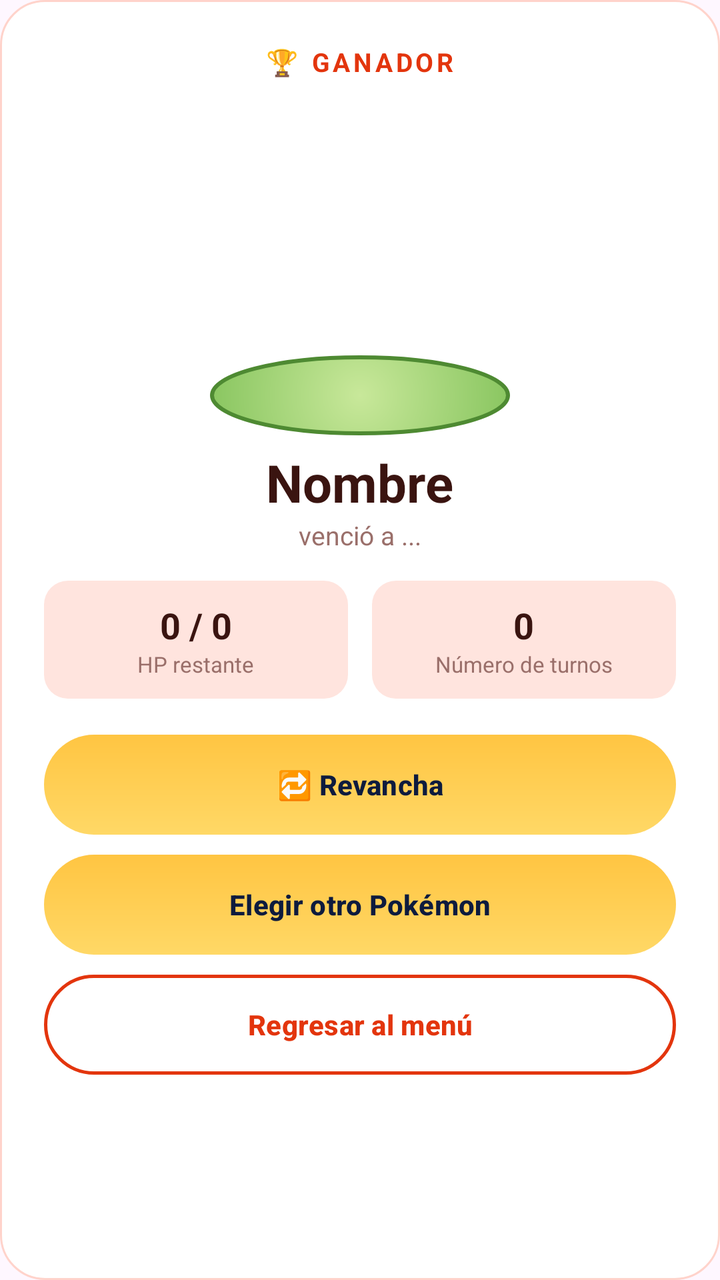
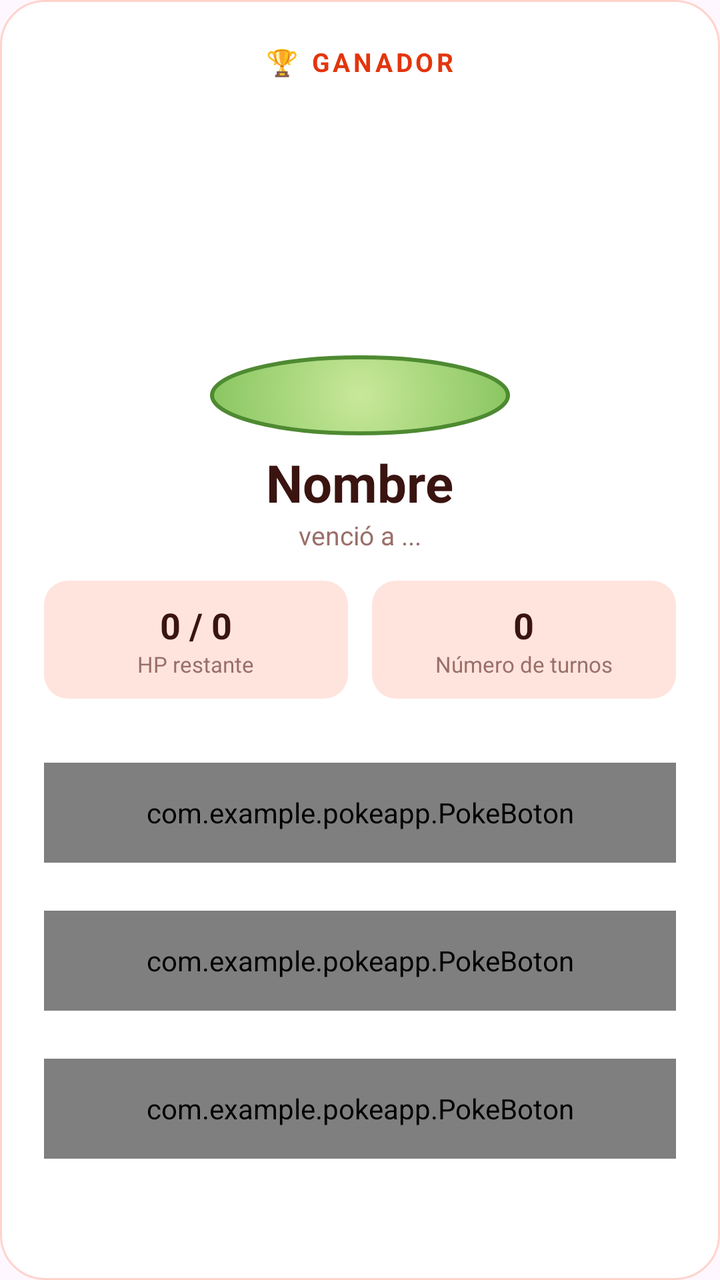

The first picture is an Android layout as it rendered before a commit; the second is the same layout after the commit. The layout source and the unified diff follow.
<!-- AndroidManifest.xml: application theme Theme.POKEApp -->
<!-- res/layout/dialog_ganador.xml -->
<?xml version="1.0" encoding="utf-8"?>
<LinearLayout xmlns:android="http://schemas.android.com/apk/res/android"
    android:layout_width="match_parent"
    android:layout_height="wrap_content"
    android:orientation="vertical"
    android:gravity="center_horizontal"
    android:background="@drawable/bg_card_menu"
    android:padding="22dp">

    <TextView
        android:layout_width="wrap_content"
        android:layout_height="wrap_content"
        android:text="🏆 GANADOR"
        android:textColor="@color/menu_red"
        android:textSize="13sp"
        android:textStyle="bold"
        android:letterSpacing="0.12" />

    <FrameLayout
        android:layout_width="170dp"
        android:layout_height="170dp"
        android:layout_marginTop="8dp">

        <View
            android:layout_width="150dp"
            android:layout_height="40dp"
            android:layout_gravity="center_horizontal|bottom"
            android:background="@drawable/bg_battle_platform" />

        <ImageView
            android:id="@+id/imgGanador"
            android:layout_width="150dp"
            android:layout_height="150dp"
            android:layout_gravity="center_horizontal|top"
            android:scaleType="fitCenter"
            android:contentDescription="Pokémon ganador" />
    </FrameLayout>

    <TextView
        android:id="@+id/tvGanador"
        android:layout_width="wrap_content"
        android:layout_height="wrap_content"
        android:layout_marginTop="6dp"
        android:text="Nombre"
        android:textColor="@color/menu_text"
        android:textSize="26sp"
        android:textStyle="bold" />

    <TextView
        android:id="@+id/tvContra"
        android:layout_width="wrap_content"
        android:layout_height="wrap_content"
        android:text="venció a ..."
        android:textColor="@color/menu_text_soft"
        android:textSize="13sp" />

    
    <LinearLayout
        android:layout_width="match_parent"
        android:layout_height="wrap_content"
        android:layout_marginTop="14dp"
        android:orientation="horizontal">

        <LinearLayout
            android:layout_width="0dp"
            android:layout_height="wrap_content"
            android:layout_weight="1"
            android:layout_marginEnd="6dp"
            android:orientation="vertical"
            android:gravity="center"
            android:background="@drawable/bg_chip_turnos"
            android:padding="10dp">

            <TextView
                android:id="@+id/tvHpGanador"
                android:layout_width="wrap_content"
                android:layout_height="wrap_content"
                android:text="0 / 0"
                android:textColor="@color/menu_text"
                android:textSize="18sp"
                android:textStyle="bold" />

            <TextView
                android:layout_width="wrap_content"
                android:layout_height="wrap_content"
                android:text="HP restante"
                android:textColor="@color/menu_text_soft"
                android:textSize="11sp" />
        </LinearLayout>

        <LinearLayout
            android:layout_width="0dp"
            android:layout_height="wrap_content"
            android:layout_weight="1"
            android:layout_marginStart="6dp"
            android:orientation="vertical"
            android:gravity="center"
            android:background="@drawable/bg_chip_turnos"
            android:padding="10dp">

            <TextView
                android:id="@+id/tvTurnosGanador"
                android:layout_width="wrap_content"
                android:layout_height="wrap_content"
                android:text="0"
                android:textColor="@color/menu_text"
                android:textSize="18sp"
                android:textStyle="bold" />

            <TextView
                android:layout_width="wrap_content"
                android:layout_height="wrap_content"
                android:text="Número de turnos"
                android:textColor="@color/menu_text_soft"
                android:textSize="11sp" />
        </LinearLayout>
    </LinearLayout>

    <Button
        android:id="@+id/btnRevancha"
        android:layout_width="match_parent"
        android:layout_height="50dp"
        android:layout_marginTop="18dp"
        android:background="@drawable/bg_button_primary"
        android:text="🔁 Revancha"
        android:textAllCaps="false"
        android:textColor="@color/poke_blue_dark"
        android:textStyle="bold" />

    <Button
        android:id="@+id/btnElegirOtro"
        android:layout_width="match_parent"
        android:layout_height="50dp"
        android:layout_marginTop="10dp"
        android:background="@drawable/bg_button_primary"
        android:text="Elegir otro Pokémon"
        android:textAllCaps="false"
        android:textColor="@color/poke_blue_dark"
        android:textStyle="bold" />

    <Button
        android:id="@+id/btnMenu"
        android:layout_width="match_parent"
        android:layout_height="50dp"
        android:layout_marginTop="10dp"
        android:background="@drawable/bg_button_menu_logout"
        android:text="Regresar al menú"
        android:textAllCaps="false"
        android:textColor="@color/menu_red"
        android:textStyle="bold" />
</LinearLayout>
<!-- resources referenced by this layout -->
<resources>
  <color name="menu_red">#E3350D</color>
  <color name="menu_text">#3A1410</color>
  <color name="menu_text_soft">#9A6F6A</color>
  <color name="poke_blue_dark">#0D1B3E</color>
  <!-- drawable bg_battle_platform (drawable) -->
  <?xml version="1.0" encoding="utf-8"?>
  <shape xmlns:android="http://schemas.android.com/apk/res/android"
      android:shape="oval">
      <gradient
          android:type="radial"
          android:gradientRadius="90dp"
          android:startColor="#C8E89A"
          android:endColor="#7DBF55" />
      <stroke android:width="2dp" android:color="#4E8A32" />
  </shape>
  <!-- drawable bg_button_menu_logout (drawable) -->
  <?xml version="1.0" encoding="utf-8"?>
  <shape xmlns:android="http://schemas.android.com/apk/res/android">
      <corners android:radius="26dp" />
      <solid android:color="#FFFFFF" />
      <stroke android:width="1.5dp" android:color="@color/menu_red" />
  </shape>
  <!-- drawable bg_button_primary (drawable) -->
  <?xml version="1.0" encoding="utf-8"?>
  <shape xmlns:android="http://schemas.android.com/apk/res/android">
      <corners android:radius="26dp" />
      <gradient
          android:startColor="#FFD866"
          android:endColor="@color/poke_gold"
          android:angle="90" />
  </shape>
  <!-- drawable bg_card_menu (drawable) -->
  <?xml version="1.0" encoding="utf-8"?>
  <shape xmlns:android="http://schemas.android.com/apk/res/android">
      <corners android:radius="22dp" />
      <solid android:color="#FFFFFF" />
      <stroke android:width="1dp" android:color="#FFD3CB" />
  </shape>
  <!-- drawable bg_chip_turnos (drawable) -->
  <?xml version="1.0" encoding="utf-8"?>
  <shape xmlns:android="http://schemas.android.com/apk/res/android"
      android:shape="rectangle">
      <corners android:radius="12dp" />
      <solid android:color="#FFE4DE" />
      <padding android:left="10dp" android:right="10dp" android:top="3dp" android:bottom="3dp" />
  </shape>
  <style name="Theme.POKEApp" parent="Base.Theme.POKEApp">
          
          <item name="materialButtonStyle">@style/Widget.POKEApp.Button</item>
      </style>
  <color name="poke_gold">#FFC542</color>
  <style name="Base.Theme.POKEApp" parent="Theme.Material3.DayNight.NoActionBar">
          
          
      </style>
  <style name="Widget.POKEApp.Button" parent="Widget.Material3.Button">
          <item name="backgroundTint">@null</item>
          <item name="android:insetTop">0dp</item>
          <item name="android:insetBottom">0dp</item>
      </style>
</resources>

<!-- the commit's change to res/layout/dialog_ganador.xml (unified diff, before → after) -->
@@ -1,5 +1,6 @@
 <?xml version="1.0" encoding="utf-8"?>
 <LinearLayout xmlns:android="http://schemas.android.com/apk/res/android"
+    xmlns:app="http://schemas.android.com/apk/res-auto"
     android:layout_width="match_parent"
     android:layout_height="wrap_content"
     android:orientation="vertical"
@@ -116,36 +117,33 @@
         </LinearLayout>
     </LinearLayout>
 
-    <Button
+    <com.example.pokeapp.PokeBoton
         android:id="@+id/btnRevancha"
+        app:tema="jigglypuff"
         android:layout_width="match_parent"
         android:layout_height="50dp"
-        android:layout_marginTop="18dp"
-        android:background="@drawable/bg_button_primary"
+        android:layout_marginTop="32dp"
         android:text="🔁 Revancha"
-        android:textAllCaps="false"
         android:textColor="@color/poke_blue_dark"
         android:textStyle="bold" />
 
-    <Button
+    <com.example.pokeapp.PokeBoton
         android:id="@+id/btnElegirOtro"
+        app:tema="psyduck"
         android:layout_width="match_parent"
         android:layout_height="50dp"
-        android:layout_marginTop="10dp"
-        android:background="@drawable/bg_button_primary"
+        android:layout_marginTop="24dp"
         android:text="Elegir otro Pokémon"
-        android:textAllCaps="false"
         android:textColor="@color/poke_blue_dark"
         android:textStyle="bold" />
 
-    <Button
+    <com.example.pokeapp.PokeBoton
         android:id="@+id/btnMenu"
+        app:tema="snorlax"
         android:layout_width="match_parent"
         android:layout_height="50dp"
-        android:layout_marginTop="10dp"
-        android:background="@drawable/bg_button_menu_logout"
+        android:layout_marginTop="24dp"
         android:text="Regresar al menú"
-        android:textAllCaps="false"
         android:textColor="@color/menu_red"
         android:textStyle="bold" />
 </LinearLayout>
<!-- resource entries referenced after the edit -->
@@ -14,22 +14,6 @@
           android:startColor="#C8E89A"
           android:endColor="#7DBF55" />
       <stroke android:width="2dp" android:color="#4E8A32" />
-  </shape>
-  <!-- drawable bg_button_menu_logout (drawable) -->
-  <?xml version="1.0" encoding="utf-8"?>
-  <shape xmlns:android="http://schemas.android.com/apk/res/android">
-      <corners android:radius="26dp" />
-      <solid android:color="#FFFFFF" />
-      <stroke android:width="1.5dp" android:color="@color/menu_red" />
-  </shape>
-  <!-- drawable bg_button_primary (drawable) -->
-  <?xml version="1.0" encoding="utf-8"?>
-  <shape xmlns:android="http://schemas.android.com/apk/res/android">
-      <corners android:radius="26dp" />
-      <gradient
-          android:startColor="#FFD866"
-          android:endColor="@color/poke_gold"
-          android:angle="90" />
   </shape>
   <!-- drawable bg_card_menu (drawable) -->
   <?xml version="1.0" encoding="utf-8"?>
@@ -50,7 +34,6 @@
           
           <item name="materialButtonStyle">@style/Widget.POKEApp.Button</item>
       </style>
-  <color name="poke_gold">#FFC542</color>
   <style name="Base.Theme.POKEApp" parent="Theme.Material3.DayNight.NoActionBar">
           
           
